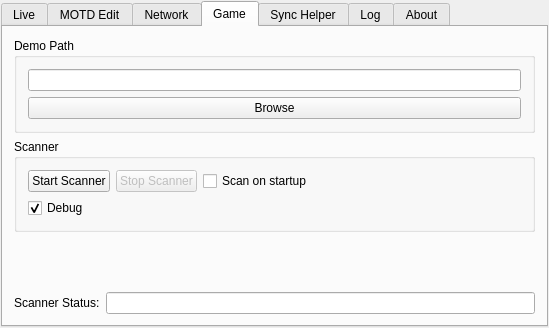
First picture: the form in Gui/serverWindow.ui, repository MOS-6581/FragTV, before the edit.
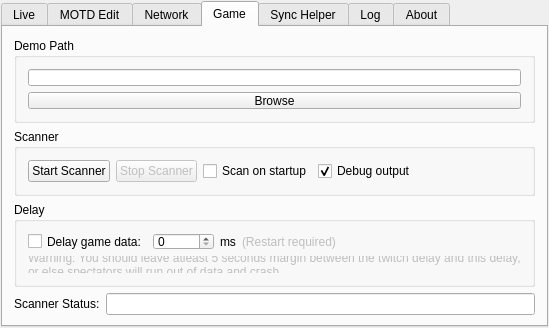
Second picture: the form after the edit. The open tabs and pages were chosen to show the change. Icons and pictures are not drawn.

Commit message: Option to delay game data implemented

```diff
--- a/Gui/serverWindow.ui
+++ b/Gui/serverWindow.ui
@@ -731,6 +731,16 @@
                </property>
               </widget>
              </item>
+             <item>
+              <widget class="QCheckBox" name="demoScannerDebugCheck">
+               <property name="text">
+                <string>Debug output</string>
+               </property>
+               <property name="checked">
+                <bool>true</bool>
+               </property>
+              </widget>
+             </item>
              <item>
               <spacer name="horizontalSpacer">
                <property name="orientation">
@@ -746,12 +756,75 @@
              </item>
             </layout>
            </item>
+          </layout>
+         </widget>
+        </item>
+        <item>
+         <widget class="QGroupBox" name="groupBox_2">
+          <property name="title">
+           <string>Delay</string>
+          </property>
+          <layout class="QVBoxLayout" name="verticalLayout_16">
            <item>
-            <widget class="QCheckBox" name="demoScannerDebugCheck">
+            <layout class="QHBoxLayout" name="horizontalLayout_11">
+             <item>
+              <widget class="QCheckBox" name="delayGameDataCheck">
+               <property name="text">
+                <string>Delay game data:</string>
+               </property>
+              </widget>
+             </item>
+             <item>
+              <widget class="QSpinBox" name="delayGameDataSpin">
+               <property name="maximum">
+                <number>99999</number>
+               </property>
+               <property name="singleStep">
+                <number>1000</number>
+               </property>
+              </widget>
+             </item>
+             <item>
+              <widget class="QLabel" name="label_15">
+               <property name="text">
+                <string>ms</string>
+               </property>
+              </widget>
+             </item>
+             <item>
+              <widget class="QLabel" name="label_17">
+               <property name="enabled">
+                <bool>false</bool>
+               </property>
+               <property name="text">
+                <string>(Restart required)</string>
+               </property>
+              </widget>
+             </item>
+             <item>
+              <spacer name="horizontalSpacer_6">
+               <property name="orientation">
+                <enum>Qt::Horizontal</enum>
+               </property>
+               <property name="sizeHint" stdset="0">
+                <size>
+                 <width>40</width>
+                 <height>20</height>
+                </size>
+               </property>
+              </spacer>
+             </item>
+            </layout>
+           </item>
+           <item>
+            <widget class="QLabel" name="label_16">
+             <property name="enabled">
+              <bool>false</bool>
+             </property>
              <property name="text">
-              <string>Debug</string>
+              <string>Warning: You should leave atleast 5 seconds margin between the twitch delay and this delay, or else spectators will run out of data and crash..</string>
              </property>
-             <property name="checked">
+             <property name="wordWrap">
               <bool>true</bool>
              </property>
             </widget>
```
The commit also changes 2 other files.
